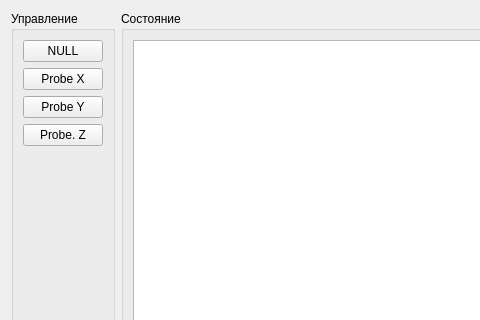
The window that probewidget.ui (igrekus/board_cutter) describes before a commit, drawn with Qt 5; both pictures show x 0 to 480 and y 0 to 320 of the 837 by 463 pixel window.
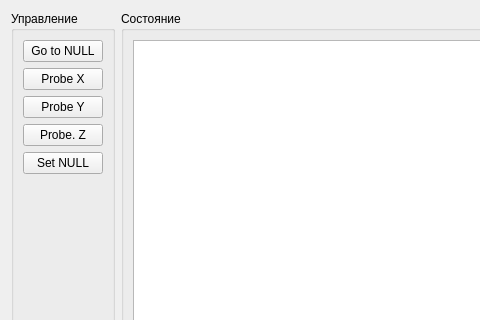
The same window after the commit.

Commit message: feat: add set new null postition routine to calibrations

```diff
--- a/probewidget.ui
+++ b/probewidget.ui
@@ -41,7 +41,7 @@
          </sizepolicy>
         </property>
         <property name="text">
-         <string>NULL</string>
+         <string>Go to NULL</string>
         </property>
        </widget>
       </item>
@@ -66,6 +66,13 @@
         </property>
        </widget>
       </item>
+      <item>
+       <widget class="QPushButton" name="btnSetNull">
+        <property name="text">
+         <string>Set NULL</string>
+        </property>
+       </widget>
+      </item>
       <item>
        <spacer name="verticalSpacer">
         <property name="orientation">
```
The commit also changes 2 other files.
